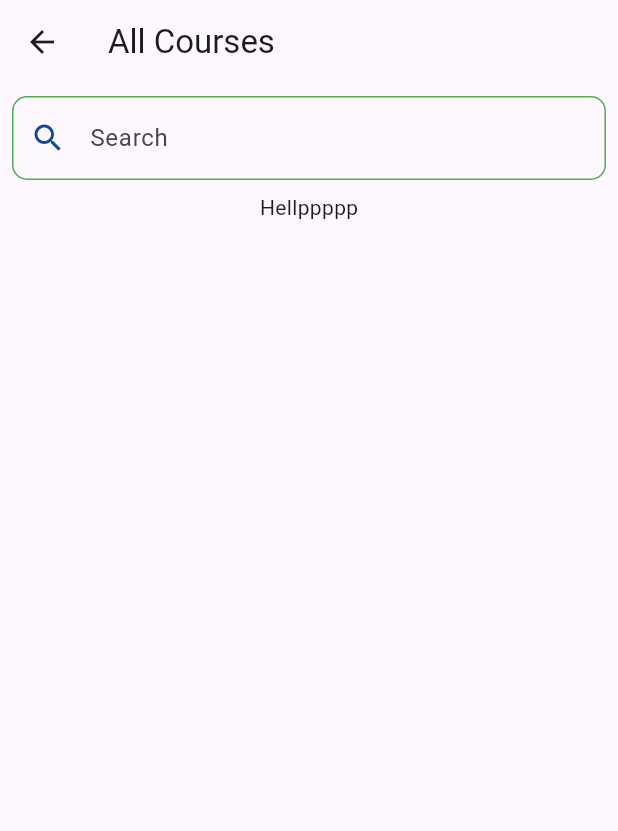
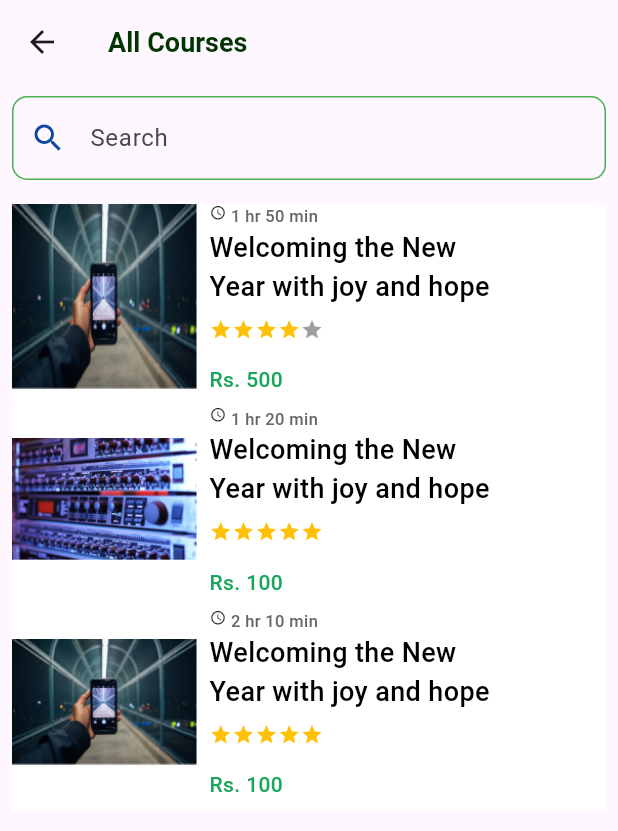
Before and after one commit to sulavkarki7/rebirthdemo, a Flutter app: the CoursePage screen opened directly, on a phone screen of 412 x 824 dp. Shown: the top 831 px of the screen. Run offline on Flutter 3.47's test engine with Material 3 defaults, Android fonts, the phone set to English and light mode, and no system bars; drawn by our look-alikes of flutter_rating_bar; our stand-ins replace another_flutter_splash_screen, get.

Commit message:
4th comm

```diff
--- a/lib/components/constants.dart
+++ b/lib/components/constants.dart
@@ -20,3 +20,6 @@ const mcqewsStyle = TextStyle(
     fontSize: 16, fontWeight: FontWeight.w500, color: Color(0xFF000000));
 const newscontentStyle = TextStyle(
     fontSize: 12, fontWeight: FontWeight.w400, color: Color(0xFF676767));
+const appbarTitleStyle = TextStyle(
+    fontSize: 18, fontWeight: FontWeight.w600, color: Color(0xFF003400));
+const iconColor = Color(0xFF2B3C98);
--- /dev/null
+++ b/lib/components/coursecontainer_for_courses_list.dart
@@ -0,0 +1,149 @@
+import 'dart:math';
+
+import 'package:flutter/material.dart';
+import 'package:flutter_rating_bar/flutter_rating_bar.dart';
+import 'package:get/get.dart';
+import 'package:get/get_core/src/get_main.dart';
+import 'package:rebirthdemo/components/constants.dart';
+
+class CoursecontainerForCoursesList extends StatefulWidget {
+  const CoursecontainerForCoursesList({
+    super.key,
+  });
+
+  @override
+  State<CoursecontainerForCoursesList> createState() =>
+      _CoursecontainerForCoursesListState();
+}
+
+class Course {
+  final String courseFirstTitle;
+
+  final int coursePrice;
+  final int courseRating;
+  final Image courseImage;
+  final int courseHRDuration;
+  final int courseMinDuration;
+
+  Course({
+    required this.courseFirstTitle,
+    required this.coursePrice,
+    required this.courseRating,
+    required this.courseImage,
+    required this.courseHRDuration,
+    required this.courseMinDuration,
+  });
+}
+
+List<Course> getCourses() {
+  return [
+    Course(
+        courseFirstTitle: 'Welcoming the New Year with joy and hope',
+        coursePrice: 500,
+        courseRating: 4,
+        courseImage: Image.asset(
+          'assets/images/44.png',
+          fit: BoxFit.fill,
+        ),
+        courseHRDuration: 1,
+        courseMinDuration: 50),
+    Course(
+        courseFirstTitle: 'Welcoming the New Year with joy and hope',
+        coursePrice: 100,
+        courseRating: 5,
+        courseImage: Image.asset('assets/images/33.png'),
+        courseHRDuration: 1,
+        courseMinDuration: 20),
+    Course(
+        courseFirstTitle: 'Welcoming the New Year with joy and hope',
+        coursePrice: 100,
+        courseRating: 5,
+        courseImage: Image.asset('assets/images/44.png'),
+        courseHRDuration: 2,
+        courseMinDuration: 10),
+  ];
+}
+
+class _CoursecontainerForCoursesListState
+    extends State<CoursecontainerForCoursesList> {
+  List<Course> courses = getCourses();
+  @override
+  Widget build(BuildContext context) {
+    return ListView.builder(
+      itemCount: courses.length,
+      shrinkWrap: true,
+      physics: const BouncingScrollPhysics(),
+      itemBuilder: (context, index) => Container(
+        color: Colors.white,
+        // height: Get.height * 0.1,
+        width: double.infinity,
+        child: Row(
+          crossAxisAlignment: CrossAxisAlignment.start,
+          children: [
+            Container(
+                height: Get.height * 0.15,
+                width: Get.width * 0.3,
+                child: courses[index].courseImage),
+            Column(
+              crossAxisAlignment: CrossAxisAlignment.start,
+              children: [
+                Row(
+                  crossAxisAlignment: CrossAxisAlignment.start,
+                  children: [
+                    SizedBox(
+                      width: Get.width * 0.02,
+                    ),
+                    const Icon(Icons.access_time, size: 11),
+                    Text(
+                      ' ${courses[index].courseHRDuration} hr ${courses[index].courseMinDuration} min',
+                      style: durationStyle,
+                    )
+                  ],
+                ),
+                Padding(
+                  padding: const EdgeInsets.only(left: 8.0),
+                  child: Container(
+                    width: Get.width * 0.5,
+                    child: Text(
+                      '${courses[index].courseFirstTitle}',
+                      style: productTitleStyle,
+                    ),
+                  ),
+                ),
+                Padding(
+                  padding: const EdgeInsets.all(8.0),
+                  child: RatingBar.builder(
+                    initialRating: courses[index].courseRating.toDouble(),
+                    minRating: 1,
+                    direction: Axis.horizontal,
+                    allowHalfRating: true,
+                    itemCount: 5,
+                    itemSize: 15, // Adjust the size of the stars
+                    itemPadding: const EdgeInsets.symmetric(horizontal: 0.1),
+                    itemBuilder: (context, _) => const Icon(
+                      Icons.star,
+                      color: Colors.amber,
+                    ),
+                    onRatingUpdate: (rating) {
+                      // log('Rating is: $rating');
+                    },
+                  ),
+                ),
+
+                // Duration
+                Padding(
+                  padding: const EdgeInsets.all(8.0),
+                  child: Text(
+                    'Rs. ${courses[index].coursePrice}',
+                    style: priceStyle,
+                  ),
+                ),
+              ],
+            ), // Photo
+            // Price
+          ],
+        ),
+      ),
+    );
+  }
+}
--- a/lib/components/news_listtile.dart
+++ b/lib/components/news_listtile.dart
@@ -56,11 +56,6 @@ class NewsListtile extends StatelessWidget {
                     SizedBox(
                       width: Get.width * 0.02,
                     ),
-                    const Icon(Icons.calendar_month_outlined, size: 11),
-                    Text(
-                      '$newsmonth $newsDay, $newsYear',
-                      style: durationStyle,
-                    )
                   ],
                 ),
                 Padding(
--- a/lib/screens/course_page.dart
+++ b/lib/screens/course_page.dart
@@ -1,5 +1,6 @@
 import 'package:flutter/material.dart';
 import 'package:rebirthdemo/components/constants.dart';
+import 'package:rebirthdemo/components/coursecontainer_for_courses_list.dart';
 import 'package:rebirthdemo/screens/cart_page.dart';
 import 'package:rebirthdemo/screens/homenav_page.dart';
 import 'package:rebirthdemo/screens/mcq_page.dart';
@@ -13,12 +14,15 @@ class CoursePage extends StatefulWidget {
 }
 
 class _CoursePageState extends State<CoursePage> {
-  int _currentIndex = 1;
+  // int _currentIndex = 1;
   @override
   Widget build(BuildContext context) {
     return Scaffold(
       appBar: AppBar(
-        title: Text('All Courses'),
+        title: const Text(
+          'All Courses',
+          style: appbarTitleStyle,
+        ),
       ),
       body: Column(
         children: [
@@ -34,14 +38,17 @@ class _CoursePageState extends State<CoursePage> {
                 ),
                 enabledBorder: OutlineInputBorder(
                   borderRadius: BorderRadius.circular(10.0),
-                  borderSide: BorderSide(
+                  borderSide: const BorderSide(
                     color: Colors.green,
                   ),
                 ),
               ),
             ),
           ),
-          Text('Hellppppp')
+          Padding(
+            padding: const EdgeInsets.all(8.0),
+            child: const CoursecontainerForCoursesList(),
+          ),
         ],
       ),
     );
```
Also changed, not shown: lib/components/coursecontainerforcourses.dart (added, +93 -0 lines), lib/components/listtile_for_profile.dart (added, +38 -0 lines), lib/screens/home_screen.dart (+15 -2 lines), lib/screens/homenav_page.dart (+20 -6 lines), lib/screens/profile_page.dart (+94 -3 lines), lib/screens/profileedit_page.dart (added, +15 -0 lines), lib/screens/signup_page.dart (+33 -8 lines).
